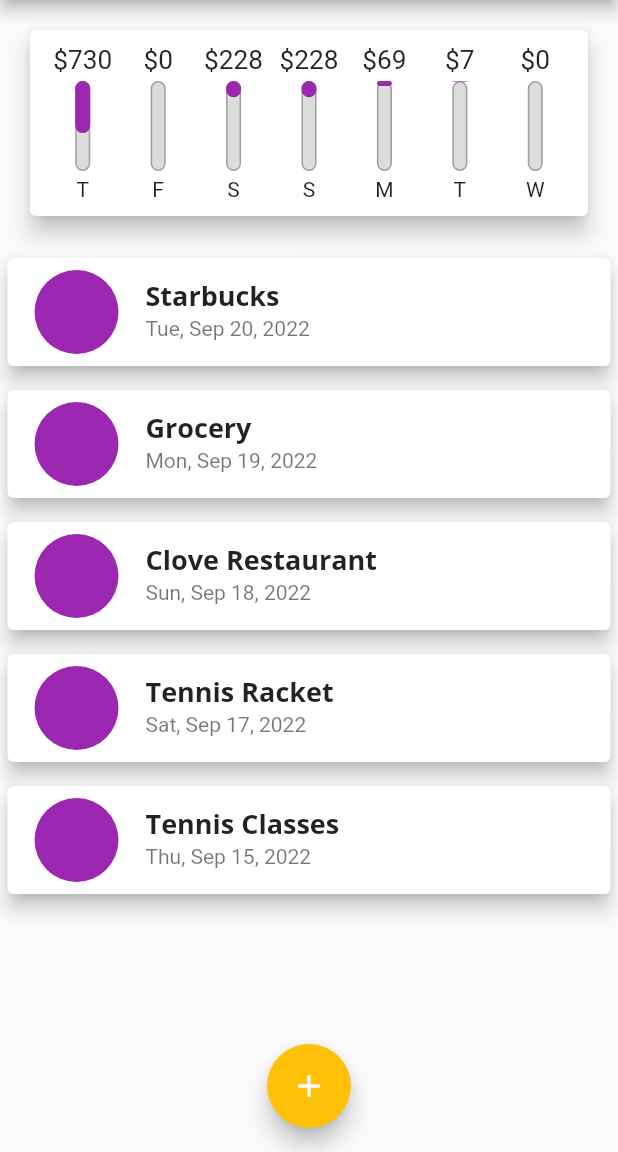
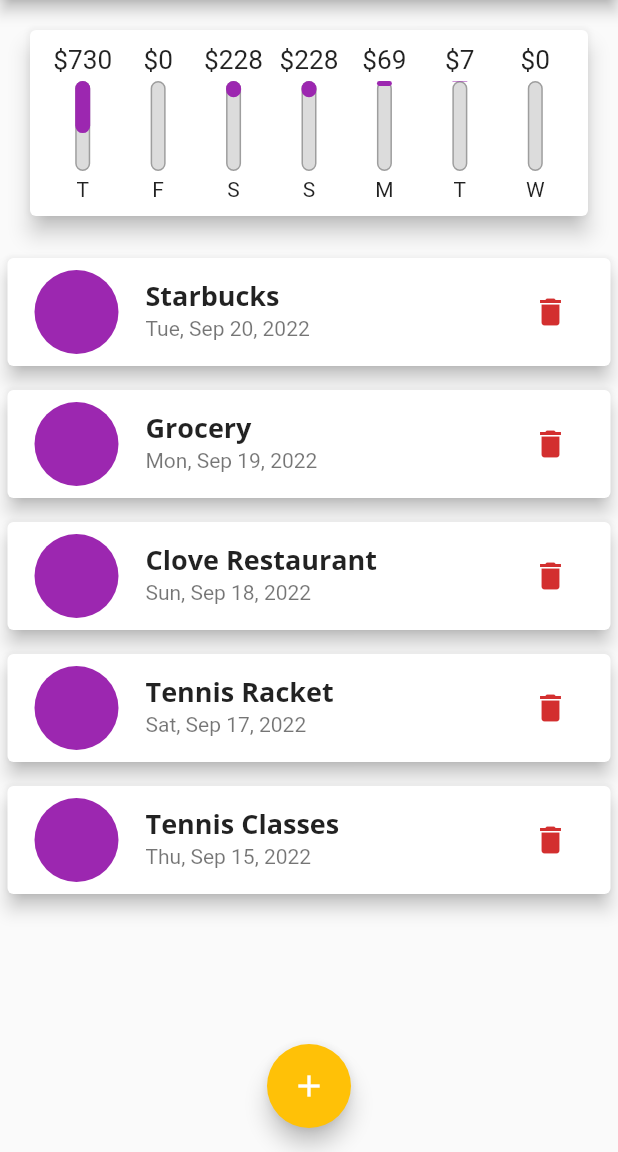
Before and after one commit to arnab/flutter_playground_expenses, a Flutter app: the screen it shows after launch, on a phone screen of 412 x 824 dp, the part 84-1236 px from its top. Run offline on Flutter 3.47's test engine with Material 2 defaults, Android fonts, the light colour scheme and no system bars; missing offline and left inert: dart:ffi, money2.

Commit message:
deleting transactions

```diff
--- a/lib/main.dart
+++ b/lib/main.dart
@@ -110,6 +110,12 @@ class _MyHomePageState extends State<MyHomePage> {
     });
   }
 
+  void _deleteTransaction(String id) {
+    setState(() {
+      _transactions.removeWhere((tx) => tx.id == id);
+    });
+  }
+
   void _startAddNewTransaction(BuildContext ctx) {
     showModalBottomSheet(
         context: ctx,
@@ -138,7 +144,7 @@ class _MyHomePageState extends State<MyHomePage> {
               alignment: Alignment.center,
               child: Chart(_recentTransactions),
             ),
-            TransactionList(_transactions),
+            TransactionList(_transactions, _deleteTransaction),
           ],
         ),
       ),
--- a/lib/widgets/transactions_list.dart
+++ b/lib/widgets/transactions_list.dart
@@ -5,9 +5,10 @@ import 'package:money2/money2.dart';
 import '../data/transaction.dart';
 
 class TransactionList extends StatelessWidget {
-  const TransactionList(this._transactions, {Key? key}) : super(key: key);
+  const TransactionList(this._transactions, this._deleteTransaction, {Key? key}) : super(key: key);
 
   final List<Transaction> _transactions;
+  final Function _deleteTransaction;
 
   @override
   Widget build(BuildContext context) {
@@ -63,6 +64,11 @@ class TransactionList extends StatelessWidget {
                     subtitle: Text(
                       DateFormat.yMMMEd().format(tx.createdAt),
                     ),
+                    trailing: IconButton(
+                      icon: const Icon(Icons.delete),
+                      color: Theme.of(context).colorScheme.error,
+                      onPressed: () => _deleteTransaction(tx.id),
+                    ),
                   ),
                 );
               },
```
